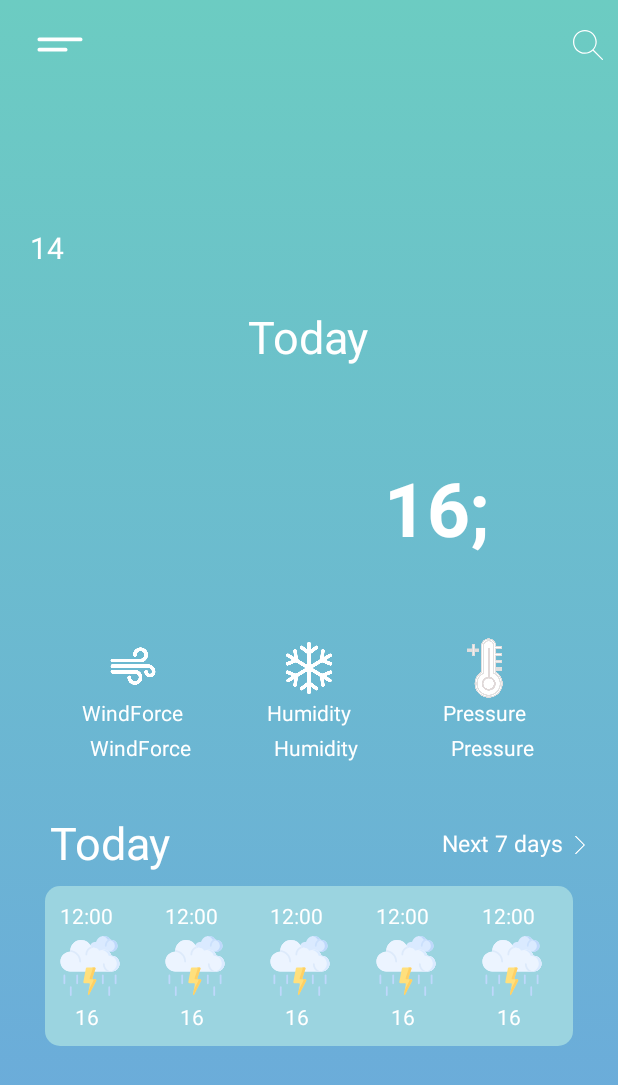
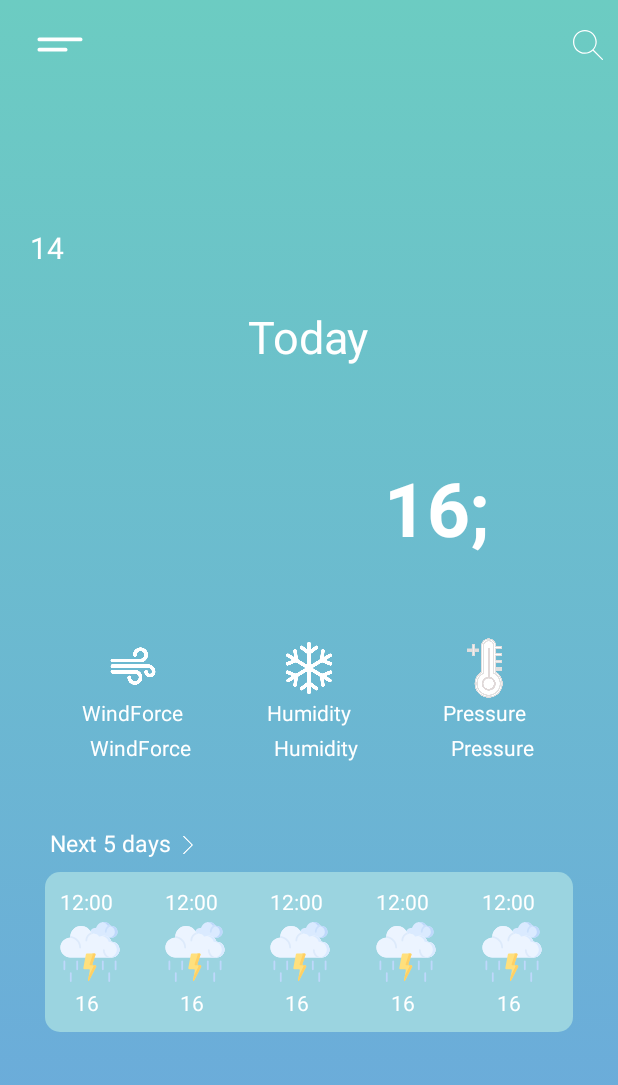
Before and after one commit to shrayash12/WeatherData-Appp, an Android app: the MainActivity screen opened directly, with no data from a screen before it, on a phone screen of 412 x 824 dp. Shown: the top 1085 px of the screen. Run offline under Robolectric (Android 15) with nearby library versions, the phone set to English and light mode, and no system bars; network calls fail; 9 statements that could not run were skipped.

Commit message:
Delete today text

```diff
--- a/app/src/main/res/layout/activity_main.xml
+++ b/app/src/main/res/layout/activity_main.xml
@@ -258,28 +258,20 @@
         android:layout_width="match_parent"
         android:layout_height="wrap_content"
         android:layout_marginTop="20dp"
-        android:gravity="center_horizontal"
+        android:layout_marginLeft="30dp"
+
         android:padding="3dp">
 
-        <TextView
-            android:id="@+id/todayBottomText"
-            android:layout_width="wrap_content"
-            android:layout_height="wrap_content"
-            android:layout_alignParentLeft="true"
-            android:layout_marginLeft="30dp"
-            android:text="Today"
-            android:textColor="#FFFFFF"
-            android:textSize="30dp" />
+
 
         <TextView
             android:id="@+id/nextDaysTextIc"
             android:layout_width="wrap_content"
             android:layout_height="wrap_content"
-            android:layout_centerHorizontal="true"
+            android:layout_alignParentLeft="true"
             android:layout_marginTop="10dp"
             android:layout_marginRight="5dp"
-            android:layout_toLeftOf="@+id/icon"
-            android:text="Next 7 days"
+            android:text="Next 5 days"
             android:textColor="#FFFFFF"
             android:textSize="15dp"
 
@@ -289,7 +281,7 @@
             android:id="@+id/icon"
             android:layout_width="12dp"
             android:layout_height="12dp"
-            android:layout_alignParentRight="true"
+            android:layout_toRightOf="@+id/nextDaysTextIc"
             android:layout_marginTop="16dp"
             android:layout_marginRight="16dp"
             android:src="@drawable/ic_right_arrow" />
```
